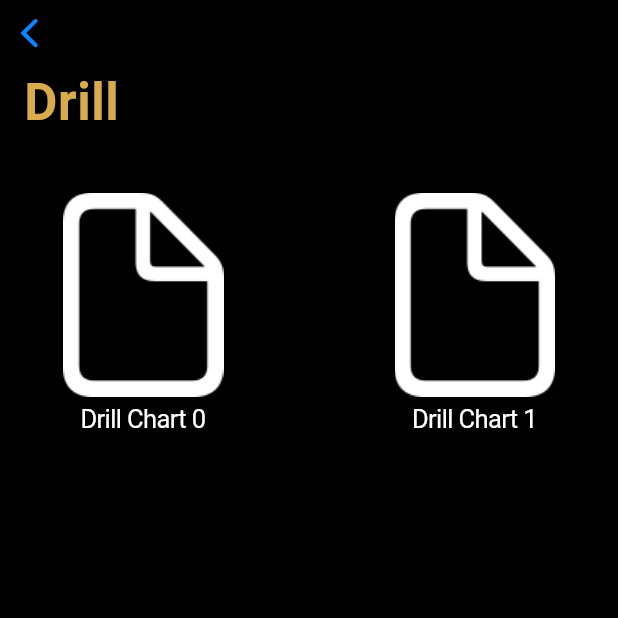
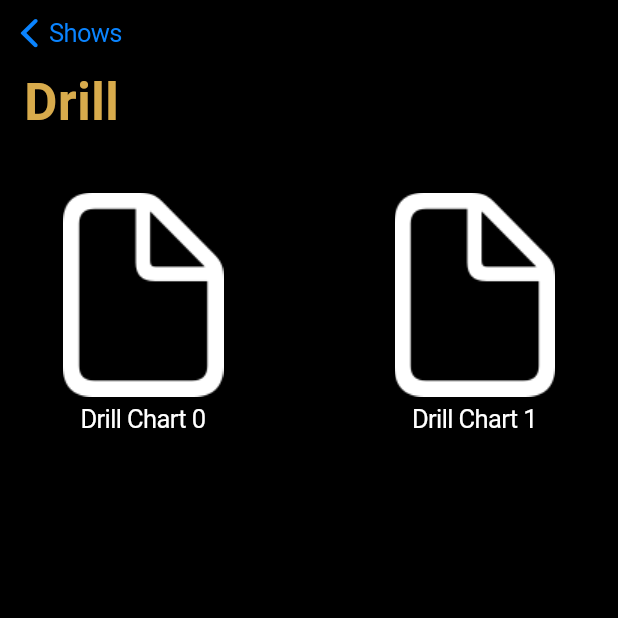
Before and after one commit to EthanMayer/Flip, a Flutter app: the DrillFileView screen opened directly, on a phone screen of 412 x 824 dp, the top half of it. Run offline on Flutter 3.47's test engine with Material 2 defaults, Android fonts, the phone set to English and light mode, and no system bars; our stand-ins replace shared_preferences; missing offline and left inert: pdftron_flutter; accounts and stored records are empty.

```diff
--- a/lib/account_view.dart
+++ b/lib/account_view.dart
@@ -1,4 +1,3 @@
-import 'package:flip/login_view.dart';
 import 'package:flutter/material.dart';
 import 'package:flutter/cupertino.dart';
 import 'package:shared_preferences/shared_preferences.dart';
@@ -17,6 +16,7 @@ class AccountView extends StatefulWidget {
 /// Creates and manages the Account screen.
 class _AccountViewState extends State<AccountView> {
 
+  // Variables to keep a local copy of data.
   String _name;
   String _university = "University";
   String _instrument = "Instrument";
@@ -97,7 +97,7 @@ class _AccountViewState extends State<AccountView> {
               child: CupertinoPicker(
                 backgroundColor: Color.fromRGBO(255, 255, 255, 1),
                 onSelectedItemChanged: (value) {
-                  // Called to refresh the UI to change the university text value
+                  // Called to refresh the UI to change the university text value.
                   setState(() {
                     _university = _universityList[value].data;
                     _updateUniversity();
--- a/lib/drill_file_view.dart
+++ b/lib/drill_file_view.dart
@@ -16,9 +16,11 @@ class DrillFileView extends StatelessWidget {
               slivers: [
                 // Navigation bar at the top of the screen that contains the view title and navigation buttons.
                 CupertinoSliverNavigationBar(
-                  largeTitle: Text('Drill', style: TextStyle(color:
-                  Styles.gold,)
+                  largeTitle: Text(
+                      'Drill',
+                      style: TextStyle(color: Styles.gold,)
                   ),
+                  previousPageTitle: 'Shows',
                 ),
                 SliverPadding(
                   padding: const EdgeInsets.only(top: 5.0),
```
